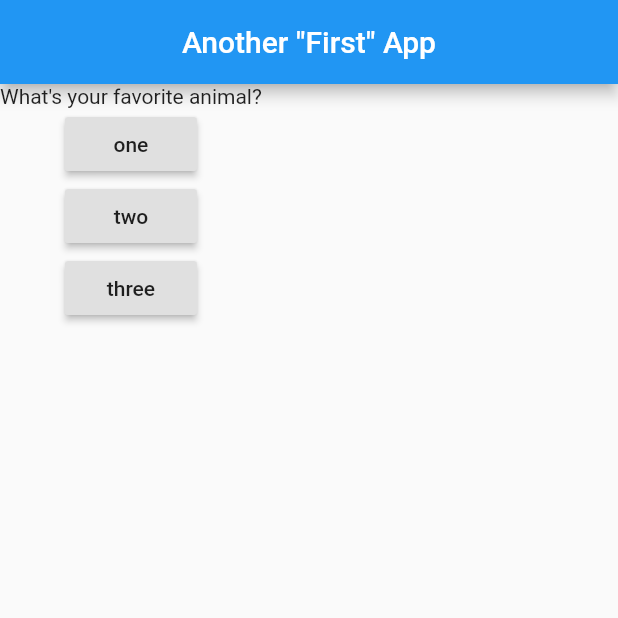
After one commit to sfallmann/flutter-practice, a Flutter app: the screen it shows after launch, after a tap on "one", on a phone screen of 412 x 824 dp, the top half of it. The commit adds this screen. Run offline on Flutter 3.47's test engine with Material 2 defaults, Android fonts, the phone set to English and light mode, and no system bars.

Commit message:
split up code from main.dart into separate files

```diff
--- a/flutter_complete_guide/lib/main.dart
+++ b/flutter_complete_guide/lib/main.dart
@@ -1,91 +1,6 @@
 import 'package:flutter/material.dart';
+import 'package:flutter_complete_guide/widgets/App.dart';
 
 void main() {
-  runApp(MyApp());
+  runApp(App());
 }
-
-@immutable
-class QuestionModel {
-  final String question;
-  final List<String> answers;
-
-  QuestionModel({@required this.question, @required this.answers});
-}
-
-class MyApp extends StatefulWidget {
-  @override
-  _MyAppState createState() => _MyAppState();
-}
-
-class _MyAppState extends State<MyApp> {
-  int index = 0;
-
-  final List<QuestionModel> _questions = [
-    QuestionModel(
-        question: 'What\'s your favorite color?',
-        answers: ['one', 'two', 'three']),
-    QuestionModel(
-        question: 'What\'s your favorite animal?',
-        answers: ['one', 'two', 'three']),
-  ];
-
-  void _updateIndex(value) {
-    setState(() => index = value);
-  }
-
-  void _answerQuestion(String question) {
-    print(index);
-    if (index < _questions.length) {
-      _updateIndex(index + 1);
-    }
-  }
-
-  List<Widget> _createQuestion() {
-    if (index == _questions.length) {
-      return [
-        Text('No more questions!'),
-        RaisedButton(
-          child: Text('Play again'),
-          onPressed: () {
-            _updateIndex(0);
-          },
-        )
-      ];
-    }
-
-    final List<Widget> answerButtons =
-        _questions.elementAt(index).answers.map((answer) {
-      return RaisedButton(
-        child: Text(answer),
-        onPressed: () {
-          _answerQuestion(answer);
-        },
-      );
-    }).toList();
-
-    return [
-      Text(_questions.elementAt(index).question),
-      Column(
-        children: answerButtons,
-      )
-    ];
-  }
-
-  @override
-  Widget build(BuildContext context) {
-    return MaterialApp(
-        debugShowCheckedModeBanner: false,
-        title: 'app',
-        home: Scaffold(
-          extendBody: true,
-          appBar: AppBar(
-            centerTitle: true,
-            title: Text('Another "First" App'),
-          ),
-          body: Column(
-            mainAxisAlignment: MainAxisAlignment.start,
-            children: _createQuestion(),
-          ),
-        ));
-  }
-}
--- /dev/null
+++ b/flutter_complete_guide/lib/models/QuestionModel.dart
@@ -0,0 +1,9 @@
+import 'package:flutter/material.dart';
+
+@immutable
+class QuestionModel {
+  final String question;
+  final List<String> answers;
+
+  QuestionModel({@required this.question, @required this.answers});
+}
--- /dev/null
+++ b/flutter_complete_guide/lib/widgets/AnswerButton.dart
@@ -0,0 +1,16 @@
+import 'package:flutter/material.dart';
+
+class AnswerButton extends StatelessWidget {
+  final String text;
+  final Function onPressed;
+
+  const AnswerButton({@required this.text, @required this.onPressed});
+
+  @override
+  Widget build(BuildContext context) {
+    return RaisedButton(
+      child: Text(text),
+      onPressed: onPressed,
+    );
+  }
+}
--- /dev/null
+++ b/flutter_complete_guide/lib/widgets/App.dart
@@ -0,0 +1,70 @@
+import 'package:flutter/material.dart';
+import 'package:flutter_complete_guide/models/QuestionModel.dart';
+import 'package:flutter_complete_guide/widgets/Question.dart';
+
+class App extends StatefulWidget {
+  @override
+  _AppState createState() => _AppState();
+}
+
+class _AppState extends State<App> {
+  int index = 0;
+
+  final List<QuestionModel> _questions = [
+    QuestionModel(
+        question: 'What\'s your favorite color?',
+        answers: ['one', 'two', 'three']),
+    QuestionModel(
+        question: 'What\'s your favorite animal?',
+        answers: ['one', 'two', 'three']),
+  ];
+
+  void updateIndex(value) {
+    setState(() => index = value);
+  }
+
+  void answerQuestion(String question) {
+    print(index);
+    if (index < _questions.length) {
+      updateIndex(index + 1);
+    }
+  }
+
+  List<Widget> _createQuestion() {
+    if (index == _questions.length) {
+      return [
+        Text('No more questions!'),
+        RaisedButton(
+          child: Text('Play again'),
+          onPressed: () {
+            updateIndex(0);
+          },
+        )
+      ];
+    }
+    return [
+      Question(
+          text: _questions[index].question,
+          answers: _questions[index].answers,
+          onAnswer: answerQuestion)
+    ];
+  }
+
+  @override
+  Widget build(BuildContext context) {
+    return MaterialApp(
+        debugShowCheckedModeBanner: false,
+        title: 'app',
+        home: Scaffold(
+          extendBody: true,
+          appBar: AppBar(
+            centerTitle: true,
+            title: Text('Another "First" App'),
+          ),
+          body: Column(
+            mainAxisAlignment: MainAxisAlignment.start,
+            children: _createQuestion(),
+          ),
+        ));
+  }
+}
--- /dev/null
+++ b/flutter_complete_guide/lib/widgets/Question.dart
@@ -0,0 +1,30 @@
+import 'package:flutter/material.dart';
+import 'package:flutter_complete_guide/widgets/AnswerButton.dart';
+
+class Question extends StatelessWidget {
+  final String text;
+  final List<String> answers;
+  final Function onAnswer;
+
+  Question(
+      {@required this.text, @required this.answers, @required this.onAnswer});
+
+  @override
+  Widget build(BuildContext context) {
+    return Column(
+      children: [
+        Text(text),
+        Column(
+          children: answers.map((answer) {
+            return AnswerButton(
+              text: answer,
+              onPressed: () {
+                onAnswer(answer);
+              },
+            );
+          }).toList(),
+        ),
+      ],
+    );
+  }
+}
```
